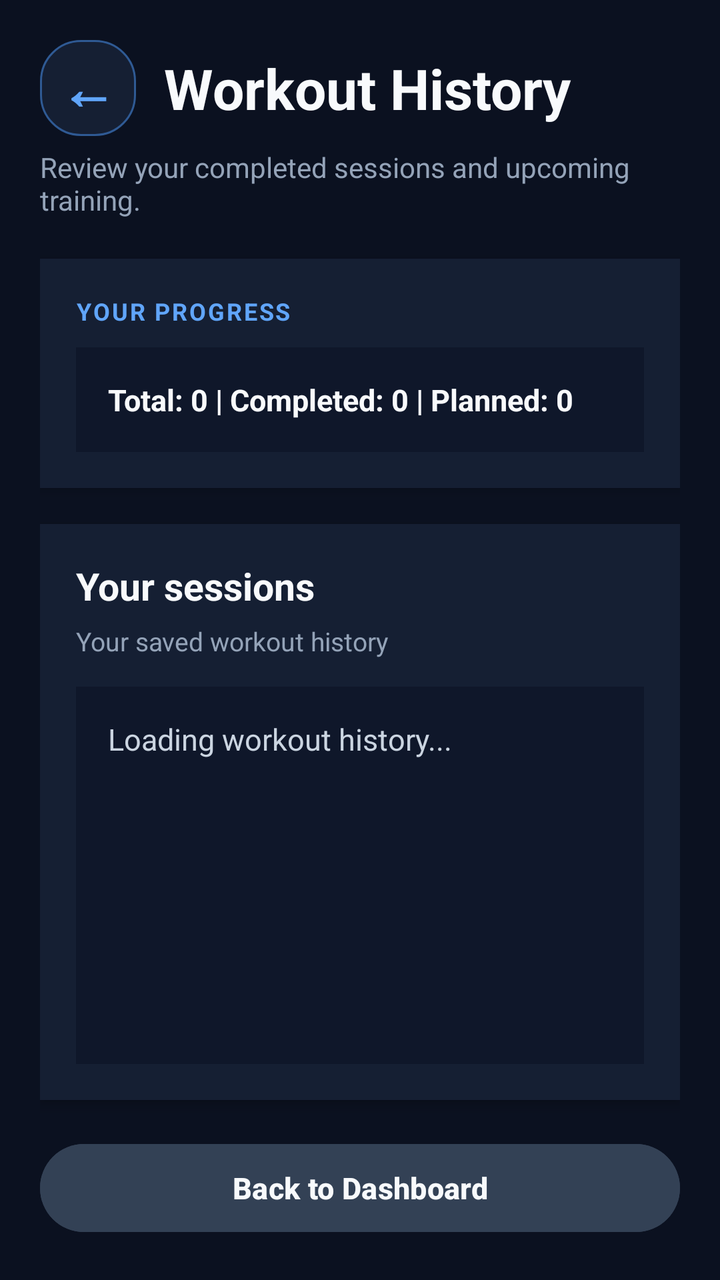
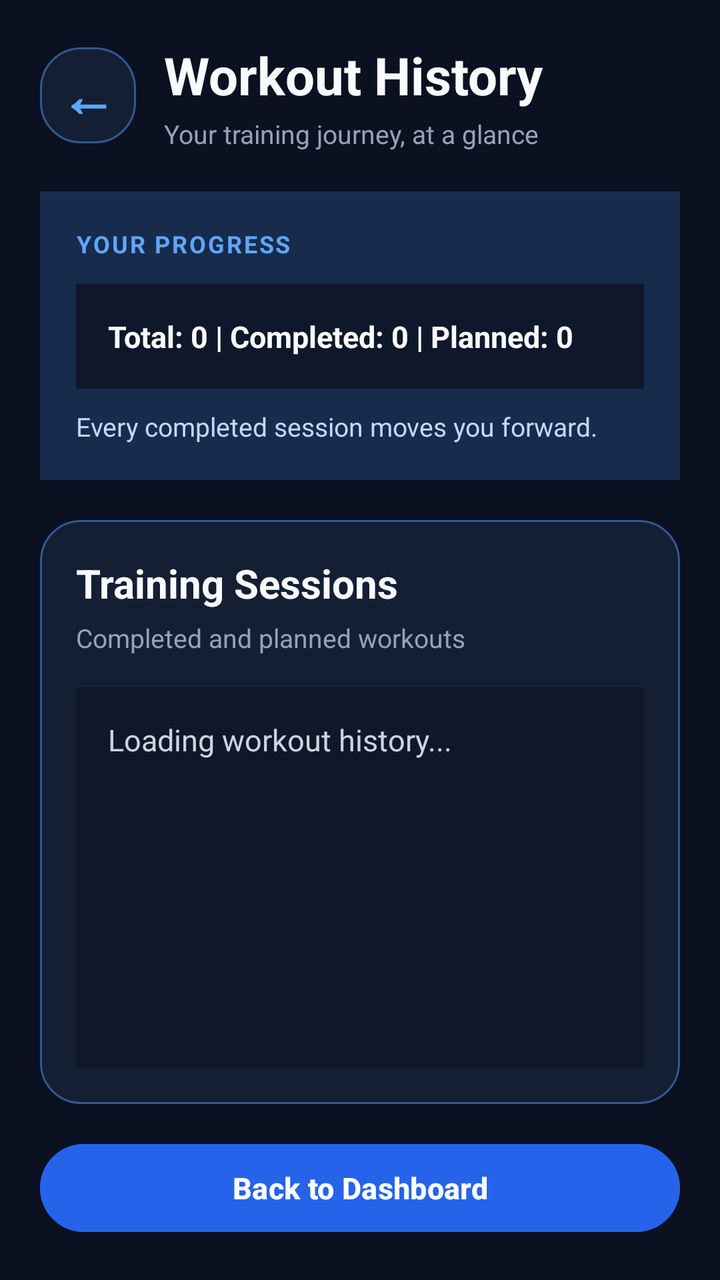

Screens rendered from an Android XML layout before and after an edit, with the pre-edit source and the edit as a unified diff.
<!-- AndroidManifest.xml: application theme Theme.GymTrackerPro -->
<!-- res/layout/activity_workout_history.xml -->
<?xml version="1.0" encoding="utf-8"?>
<LinearLayout xmlns:android="http://schemas.android.com/apk/res/android"
    android:layout_width="match_parent"
    android:layout_height="match_parent"
    android:orientation="vertical"
    android:background="#0B1120"
    android:padding="20dp">

    
    <LinearLayout
        android:layout_width="match_parent"
        android:layout_height="wrap_content"
        android:orientation="horizontal"
        android:gravity="center_vertical"
        android:layout_marginBottom="6dp">

        <TextView
            android:id="@+id/buttonBackArrow"
            android:layout_width="48dp"
            android:layout_height="48dp"
            android:background="@drawable/bg_card"
            android:gravity="center"
            android:text="←"
            android:textColor="#60A5FA"
            android:textSize="28sp"
            android:textStyle="bold"
            android:clickable="true"
            android:focusable="true"
            android:contentDescription="Back to Dashboard" />

        <TextView
            android:layout_width="0dp"
            android:layout_height="wrap_content"
            android:layout_weight="1"
            android:layout_marginStart="14dp"
            android:text="Workout History"
            android:textSize="28sp"
            android:textStyle="bold"
            android:textColor="#F8FAFC" />

    </LinearLayout>

    <TextView
        android:layout_width="match_parent"
        android:layout_height="wrap_content"
        android:text="Review your completed sessions and upcoming training."
        android:textSize="14sp"
        android:textColor="#94A3B8"
        android:layout_marginBottom="20dp" />

    
    <LinearLayout
        android:layout_width="match_parent"
        android:layout_height="wrap_content"
        android:orientation="vertical"
        android:background="#151F33"
        android:padding="18dp"
        android:elevation="3dp"
        android:layout_marginBottom="18dp">

        <TextView
            android:layout_width="match_parent"
            android:layout_height="wrap_content"
            android:text="YOUR PROGRESS"
            android:textColor="#60A5FA"
            android:textSize="12sp"
            android:textStyle="bold"
            android:letterSpacing="0.08"
            android:layout_marginBottom="10dp" />

        <TextView
            android:id="@+id/textHistorySummary"
            android:layout_width="match_parent"
            android:layout_height="wrap_content"
            android:text="Total: 0 | Completed: 0 | Planned: 0"
            android:textSize="15sp"
            android:textStyle="bold"
            android:textColor="#F8FAFC"
            android:background="#0F172A"
            android:padding="16dp"
            android:lineSpacingExtra="5dp" />

    </LinearLayout>

    
    <LinearLayout
        android:layout_width="match_parent"
        android:layout_height="0dp"
        android:layout_weight="1"
        android:orientation="vertical"
        android:background="#151F33"
        android:padding="18dp"
        android:elevation="3dp">

        <TextView
            android:layout_width="match_parent"
            android:layout_height="wrap_content"
            android:text="Your sessions"
            android:textColor="#F8FAFC"
            android:textSize="19sp"
            android:textStyle="bold"
            android:layout_marginBottom="6dp" />

        <TextView
            android:layout_width="match_parent"
            android:layout_height="wrap_content"
            android:text="Your saved workout history"
            android:textColor="#94A3B8"
            android:textSize="13sp"
            android:layout_marginBottom="14dp" />

        <ScrollView
            android:layout_width="match_parent"
            android:layout_height="0dp"
            android:layout_weight="1"
            android:fillViewport="true"
            android:scrollbars="vertical">

            <TextView
                android:id="@+id/textWorkoutHistory"
                android:layout_width="match_parent"
                android:layout_height="wrap_content"
                android:text="Loading workout history..."
                android:textSize="15sp"
                android:textColor="#CBD5E1"
                android:background="#0F172A"
                android:padding="16dp"
                android:lineSpacingExtra="7dp" />

        </ScrollView>

    </LinearLayout>

    
    <Button
        android:id="@+id/buttonHistoryBack"
        android:layout_width="match_parent"
        android:layout_height="52dp"
        android:text="Back to Dashboard"
        android:textAllCaps="false"
        android:textSize="15sp"
        android:textStyle="bold"
        android:textColor="#F8FAFC"
        android:backgroundTint="#334155"
        android:layout_marginTop="18dp" />

</LinearLayout>
<!-- resources referenced by this layout -->
<resources>
  <!-- drawable bg_card (drawable) -->
  <?xml version="1.0" encoding="utf-8"?>
  <shape xmlns:android="http://schemas.android.com/apk/res/android" android:shape="rectangle">
      <solid android:color="@color/gt_surface" />
      <corners android:radius="20dp" />
      <stroke android:width="1dp" android:color="@color/gt_stroke" />
  </shape>
  <style name="Theme.GymTrackerPro" parent="Base.Theme.GymTrackerPro" />
  <color name="gt_surface">#151F33</color>
  <color name="gt_stroke">#2F5A94</color>
  <style name="Base.Theme.GymTrackerPro" parent="Theme.Material3.Dark.NoActionBar">
          <item name="colorPrimary">@color/gt_blue</item>
          <item name="colorSurface">@color/gt_surface</item>
          <item name="android:windowBackground">@color/gt_background</item>
  
          
          <item name="android:statusBarColor">@color/gt_background</item>
          <item name="android:navigationBarColor">@color/gt_background</item>
          <item name="android:windowLightStatusBar">false</item>
      </style>
  <color name="gt_blue">#60A5FA</color>
  <color name="gt_background">#0B1120</color>
</resources>

<!-- the commit's change to res/layout/activity_workout_history.xml (unified diff, before → after) -->
@@ -12,7 +12,7 @@
         android:layout_height="wrap_content"
         android:orientation="horizontal"
         android:gravity="center_vertical"
-        android:layout_marginBottom="6dp">
+        android:layout_marginBottom="20dp">
 
         <TextView
             android:id="@+id/buttonBackArrow"
@@ -28,35 +28,40 @@
             android:focusable="true"
             android:contentDescription="Back to Dashboard" />
 
-        <TextView
+        <LinearLayout
             android:layout_width="0dp"
             android:layout_height="wrap_content"
+            android:layout_marginStart="14dp"
             android:layout_weight="1"
-            android:layout_marginStart="14dp"
-            android:text="Workout History"
-            android:textSize="28sp"
-            android:textStyle="bold"
-            android:textColor="#F8FAFC" />
+            android:orientation="vertical">
 
+            <TextView
+                android:layout_width="match_parent"
+                android:layout_height="wrap_content"
+                android:text="Workout History"
+                android:textColor="#F8FAFC"
+                android:textSize="26sp"
+                android:textStyle="bold" />
+
+            <TextView
+                android:layout_width="match_parent"
+                android:layout_height="wrap_content"
+                android:layout_marginTop="3dp"
+                android:text="Your training journey, at a glance"
+                android:textColor="#94A3B8"
+                android:textSize="13sp" />
+
+        </LinearLayout>
     </LinearLayout>
-
-    <TextView
-        android:layout_width="match_parent"
-        android:layout_height="wrap_content"
-        android:text="Review your completed sessions and upcoming training."
-        android:textSize="14sp"
-        android:textColor="#94A3B8"
-        android:layout_marginBottom="20dp" />
 
     
     <LinearLayout
         android:layout_width="match_parent"
         android:layout_height="wrap_content"
+        android:layout_marginBottom="20dp"
+        android:background="#172B4D"
         android:orientation="vertical"
-        android:background="#151F33"
-        android:padding="18dp"
-        android:elevation="3dp"
-        android:layout_marginBottom="18dp">
+        android:padding="18dp">
 
         <TextView
             android:layout_width="match_parent"
@@ -65,20 +70,28 @@
             android:textColor="#60A5FA"
             android:textSize="12sp"
             android:textStyle="bold"
-            android:letterSpacing="0.08"
-            android:layout_marginBottom="10dp" />
+            android:letterSpacing="0.08" />
 
         <TextView
             android:id="@+id/textHistorySummary"
             android:layout_width="match_parent"
             android:layout_height="wrap_content"
+            android:layout_marginTop="12dp"
+            android:background="#0F172A"
+            android:padding="16dp"
             android:text="Total: 0 | Completed: 0 | Planned: 0"
+            android:textColor="#F8FAFC"
             android:textSize="15sp"
             android:textStyle="bold"
-            android:textColor="#F8FAFC"
-            android:background="#0F172A"
-            android:padding="16dp"
             android:lineSpacingExtra="5dp" />
+
+        <TextView
+            android:layout_width="match_parent"
+            android:layout_height="wrap_content"
+            android:layout_marginTop="10dp"
+            android:text="Every completed session moves you forward."
+            android:textColor="#BFDBFE"
+            android:textSize="13sp" />
 
     </LinearLayout>
 
@@ -87,27 +100,26 @@
         android:layout_width="match_parent"
         android:layout_height="0dp"
         android:layout_weight="1"
+        android:background="@drawable/bg_card"
         android:orientation="vertical"
-        android:background="#151F33"
-        android:padding="18dp"
-        android:elevation="3dp">
+        android:padding="18dp">
 
         <TextView
             android:layout_width="match_parent"
             android:layout_height="wrap_content"
-            android:text="Your sessions"
+            android:text="Training Sessions"
             android:textColor="#F8FAFC"
-            android:textSize="19sp"
-            android:textStyle="bold"
-            android:layout_marginBottom="6dp" />
+            android:textSize="20sp"
+            android:textStyle="bold" />
 
         <TextView
             android:layout_width="match_parent"
             android:layout_height="wrap_content"
-            android:text="Your saved workout history"
+            android:layout_marginTop="5dp"
+            android:layout_marginBottom="16dp"
+            android:text="Completed and planned workouts"
             android:textColor="#94A3B8"
-            android:textSize="13sp"
-            android:layout_marginBottom="14dp" />
+            android:textSize="13sp" />
 
         <ScrollView
             android:layout_width="match_parent"
@@ -120,15 +132,15 @@
                 android:id="@+id/textWorkoutHistory"
                 android:layout_width="match_parent"
                 android:layout_height="wrap_content"
-                android:text="Loading workout history..."
-                android:textSize="15sp"
-                android:textColor="#CBD5E1"
+                android:minHeight="100dp"
                 android:background="#0F172A"
                 android:padding="16dp"
+                android:text="Loading workout history..."
+                android:textColor="#CBD5E1"
+                android:textSize="15sp"
                 android:lineSpacingExtra="7dp" />
 
         </ScrollView>
-
     </LinearLayout>
 
     
@@ -136,12 +148,12 @@
         android:id="@+id/buttonHistoryBack"
         android:layout_width="match_parent"
         android:layout_height="52dp"
+        android:layout_marginTop="16dp"
+        android:backgroundTint="#2563EB"
         android:text="Back to Dashboard"
         android:textAllCaps="false"
+        android:textColor="#FFFFFF"
         android:textSize="15sp"
-        android:textStyle="bold"
-        android:textColor="#F8FAFC"
-        android:backgroundTint="#334155"
-        android:layout_marginTop="18dp" />
+        android:textStyle="bold" />
 
 </LinearLayout>
